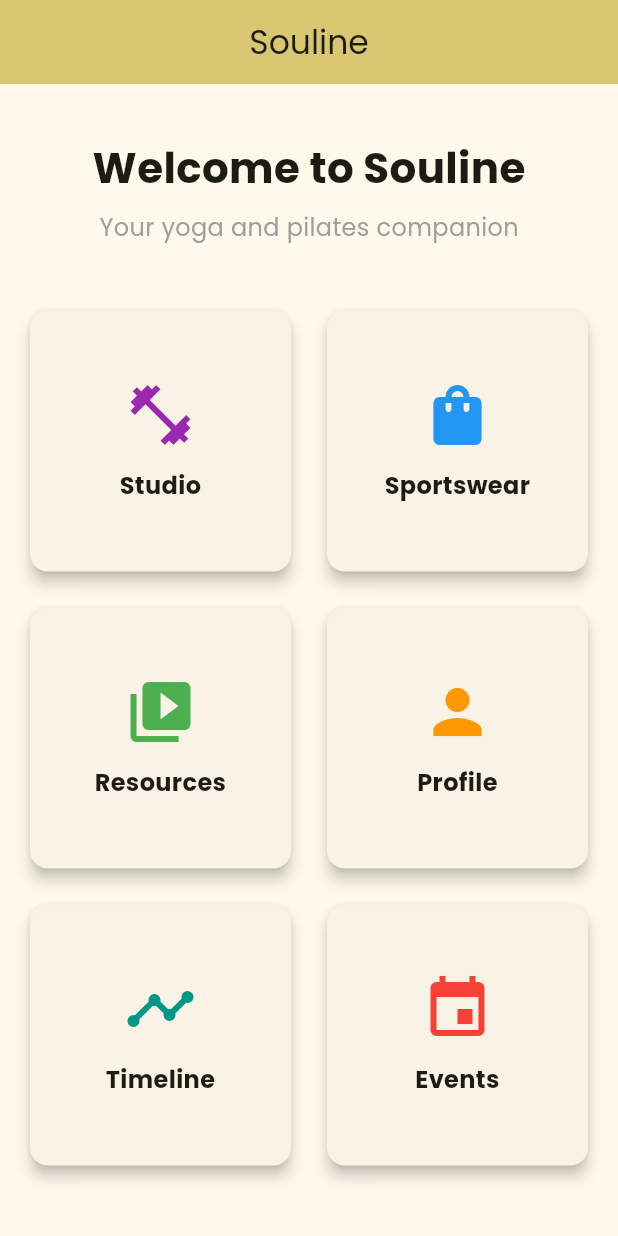
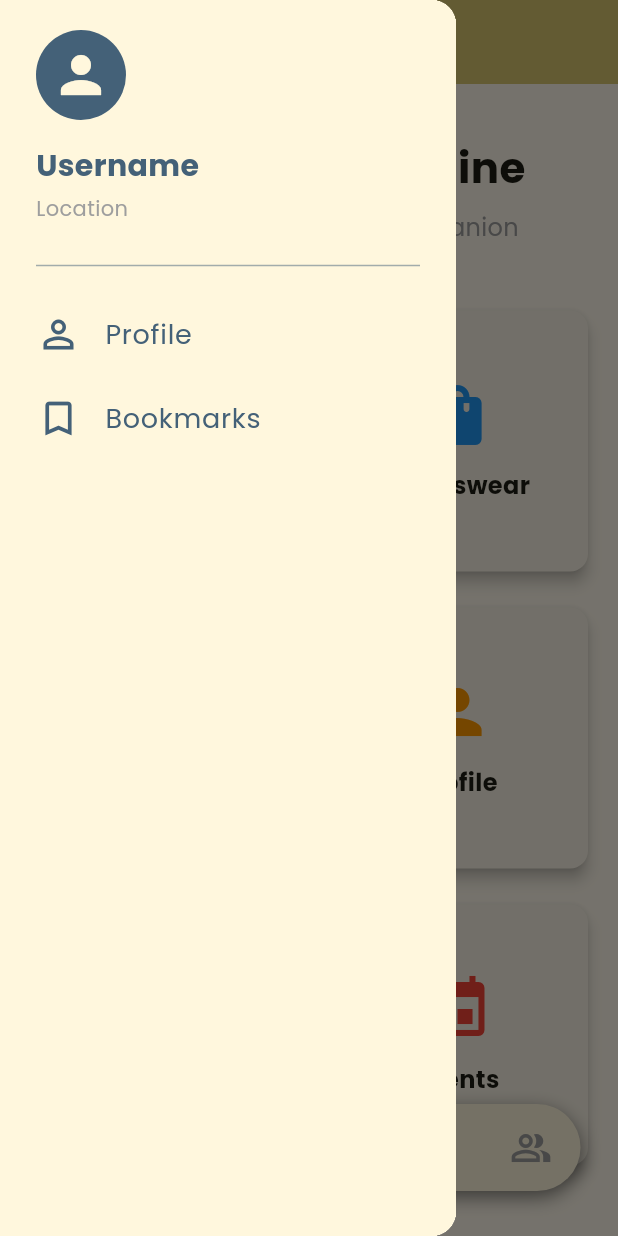
Before and after one commit to pbp-kelompok-a3/souline-mobile, a Flutter app: the screen it shows after launch, with the side drawer open (before the commit the screen has no drawer), on a phone screen of 412 x 824 dp. Run offline on Flutter 3.47's test engine with Material 3 defaults, Android fonts, the phone set to English and light mode, and no system bars; missing offline and left inert: pbp_django_auth; network calls fail.

Commit message:
Create left drawer and navigation bar

```diff
--- a/lib/home_page.dart
+++ b/lib/home_page.dart
@@ -1,4 +1,6 @@
 import 'package:flutter/material.dart';
+import './shared/widgets/left_drawer.dart';
+import './shared/widgets/navigation_bar.dart';
 import 'modules/studio/studio_page.dart';
 import 'modules/sportswear/sportswear_page.dart';
 import 'modules/resources/resources_page.dart';
@@ -17,7 +19,10 @@ class HomePage extends StatelessWidget {
         backgroundColor: Theme.of(context).colorScheme.inversePrimary,
         centerTitle: true,
       ),
-      body: Padding(
+      drawer: const LeftDrawer(),
+      body: Stack(
+        children: [
+          Padding(
             padding: const EdgeInsets.all(16.0),
             child: Column(
               children: [
@@ -34,6 +39,7 @@ class HomePage extends StatelessWidget {
                 const SizedBox(height: 40),
                 Expanded(
                   child: GridView.count(
+                    padding: const EdgeInsets.only(bottom: 100),
                     crossAxisCount: 2,
                     crossAxisSpacing: 16,
                     mainAxisSpacing: 16,
@@ -43,42 +49,66 @@ class HomePage extends StatelessWidget {
                         'Studio',
                         Icons.fitness_center,
                         Colors.purple,
-                    () => Navigator.push(context, MaterialPageRoute(builder: (_) => const StudioPage())),
+                        () => Navigator.push(
+                          context,
+                          MaterialPageRoute(builder: (_) => const StudioPage()),
+                        ),
                       ),
                       _buildModuleCard(
                         context,
                         'Sportswear',
                         Icons.shopping_bag,
                         Colors.blue,
-                    () => Navigator.push(context, MaterialPageRoute(builder: (_) => const SportswearPage())),
+                        () => Navigator.push(
+                          context,
+                          MaterialPageRoute(
+                            builder: (_) => const SportswearPage(),
+                          ),
+                        ),
                       ),
                       _buildModuleCard(
                         context,
                         'Resources',
                         Icons.video_library,
                         Colors.green,
-                    () => Navigator.push(context, MaterialPageRoute(builder: (_) => const ResourcesPage())),
+                        () => Navigator.push(
+                          context,
+                          MaterialPageRoute(
+                            builder: (_) => const ResourcesPage(),
+                          ),
+                        ),
                       ),
                       _buildModuleCard(
                         context,
                         'Profile',
                         Icons.person,
                         Colors.orange,
-                    () => Navigator.push(context, MaterialPageRoute(builder: (_) => const UserPage())),
+                        () => Navigator.push(
+                          context,
+                          MaterialPageRoute(builder: (_) => const UserPage()),
+                        ),
                       ),
                       _buildModuleCard(
                         context,
                         'Timeline',
                         Icons.timeline,
                         Colors.teal,
-                    () => Navigator.push(context, MaterialPageRoute(builder: (_) => const TimelinePage())),
+                        () => Navigator.push(
+                          context,
+                          MaterialPageRoute(
+                            builder: (_) => const TimelinePage(),
+                          ),
+                        ),
                       ),
                       _buildModuleCard(
                         context,
                         'Events',
                         Icons.event,
                         Colors.red,
-                    () => Navigator.push(context, MaterialPageRoute(builder: (_) => const EventsPage())),
+                        () => Navigator.push(
+                          context,
+                          MaterialPageRoute(builder: (_) => const EventsPage()),
+                        ),
                       ),
                     ],
                   ),
@@ -86,10 +116,24 @@ class HomePage extends StatelessWidget {
               ],
             ),
           ),
+          const Positioned(
+            bottom: 0,
+            left: 0,
+            right: 0,
+            child: FloatingNavigationBar(currentIndex: 2),
+          ),
+        ],
+      ),
     );
   }
 
-  Widget _buildModuleCard(BuildContext context, String title, IconData icon, Color color, VoidCallback onTap) {
+  Widget _buildModuleCard(
+    BuildContext context,
+    String title,
+    IconData icon,
+    Color color,
+    VoidCallback onTap,
+  ) {
     return Card(
       elevation: 4,
       child: InkWell(
@@ -104,7 +148,10 @@ class HomePage extends StatelessWidget {
               const SizedBox(height: 12),
               Text(
                 title,
-                style: const TextStyle(fontSize: 16, fontWeight: FontWeight.bold),
+                style: const TextStyle(
+                  fontSize: 16,
+                  fontWeight: FontWeight.bold,
+                ),
                 textAlign: TextAlign.center,
               ),
             ],
--- a/lib/main.dart
+++ b/lib/main.dart
@@ -28,12 +28,12 @@ class SoulineApp extends StatelessWidget {
           useMaterial3: true,
           fontFamily: 'Poppins',
         ),
+        routes: {
+          '/timeline': (context) => TimelinePage(),
+          '/create_post': (context) => CreatePostPage(),
+          // '/profile': (context) => ProfilePage(),
+        },
       ),
-      routes: {
-        '/timeline': (context) => TimelinePage(),
-        '/create_post': (context) => CreatePostPage(),
-        // '/profile': (context) => ProfilePage(),
-      },
     );
   }
 }
--- a/lib/modules/resources/resources_page.dart
+++ b/lib/modules/resources/resources_page.dart
@@ -1,5 +1,5 @@
 import 'package:flutter/material.dart';
-import 'package:souline_mobile/shared/widgets/AppHeader.dart';
+import 'package:souline_mobile/shared/widgets/app_header.dart';
 
 class ResourcesPage extends StatelessWidget {
   const ResourcesPage({super.key});
--- a/lib/modules/studio/studio_form_page.dart
+++ b/lib/modules/studio/studio_form_page.dart
@@ -188,7 +188,7 @@ class _StudioFormPageState extends State<StudioFormPage> {
                   border: Border.all(color: AppColors.teal.withOpacity(0.3)),
                 ),
                 child: DropdownButtonFormField<UserKota>(
-                  value: _selectedKota,
+                  initialValue: _selectedKota,
                   decoration: const InputDecoration(
                     prefixIcon: Icon(
                       Icons.location_city,
--- /dev/null
+++ b/lib/shared/widgets/left_drawer.dart
@@ -0,0 +1,89 @@
+import 'package:flutter/material.dart';
+import '../../core/constants/app_constants.dart';
+
+class LeftDrawer extends StatelessWidget {
+  const LeftDrawer({super.key});
+
+  @override
+  Widget build(BuildContext context) {
+    return Drawer(
+      child: Container(
+        color: AppColors.cream,
+        child: ListView(
+          padding: const EdgeInsets.symmetric(horizontal: 24, vertical: 20),
+          children: [
+            const SafeArea(
+              child: Column(
+                crossAxisAlignment: CrossAxisAlignment.start,
+                children: [
+                  CircleAvatar(
+                    radius: 30,
+                    backgroundColor: AppColors.darkBlue,
+                    child: Icon(Icons.person, size: 40, color: AppColors.cream),
+                  ),
+                  SizedBox(height: 16),
+                  Text(
+                    'Username', // TODO: Replace with actual username getting logic
+                    style: TextStyle(
+                      fontSize: 20,
+                      fontWeight: FontWeight.bold,
+                      color: AppColors.darkBlue,
+                    ),
+                  ),
+                  SizedBox(height: 4),
+                  Text(
+                    'Location', // TODO: Replace with actual location getting logic
+                    style: TextStyle(fontSize: 14, color: Colors.grey),
+                  ),
+                ],
+              ),
+            ),
+            const SizedBox(height: 20),
+            Divider(color: AppColors.darkBlue.withValues(alpha: 0.5)),
+            const SizedBox(height: 10),
+            ListTile(
+              contentPadding: EdgeInsets.zero,
+              leading: const Icon(
+                Icons.person_outline,
+                color: AppColors.darkBlue,
+                size: 30,
+              ),
+              title: const Text(
+                'Profile',
+                style: TextStyle(
+                  fontSize: 18,
+                  fontWeight: FontWeight.w500,
+                  color: AppColors.darkBlue,
+                ),
+              ),
+              onTap: () {
+                // TODO: Navigate to Profile Page
+                Navigator.pop(context);
+              },
+            ),
+            ListTile(
+              contentPadding: EdgeInsets.zero,
+              leading: const Icon(
+                Icons.bookmark_border,
+                color: AppColors.darkBlue,
+                size: 30,
+              ),
+              title: const Text(
+                'Bookmarks',
+                style: TextStyle(
+                  fontSize: 18,
+                  fontWeight: FontWeight.w500,
+                  color: AppColors.darkBlue,
+                ),
+              ),
+              onTap: () {
+                // TODO: Navigate to Bookmarks Page
+                Navigator.pop(context);
+              },
+            ),
+          ],
+        ),
+      ),
+    );
+  }
+}
--- /dev/null
+++ b/lib/shared/widgets/navigation_bar.dart
@@ -0,0 +1,96 @@
+import 'package:flutter/material.dart';
+import '../../core/constants/app_constants.dart';
+import '../../home_page.dart';
+import '../../modules/events/events_page.dart';
+import '../../modules/sportswear/sportswear_page.dart';
+import '../../modules/studio/studio_page.dart';
+import '../../modules/timeline/timeline_page.dart';
+
+class FloatingNavigationBar extends StatelessWidget {
+  final int currentIndex;
+
+  const FloatingNavigationBar({
+    super.key,
+    this.currentIndex = 2, // Home page
+  });
+
+  @override
+  Widget build(BuildContext context) {
+    final List<IconData> icons = [
+      Icons.grid_view_outlined,
+      Icons.location_on_outlined,
+      Icons.home_outlined,
+      Icons.calendar_today_outlined,
+      Icons.people_alt_outlined,
+    ];
+
+    return Container(
+      margin: const EdgeInsets.fromLTRB(25, 0, 25, 30),
+      padding: const EdgeInsets.symmetric(vertical: 12, horizontal: 16),
+      decoration: BoxDecoration(
+        color: AppColors.cream,
+        borderRadius: BorderRadius.circular(30),
+        boxShadow: [
+          BoxShadow(
+            color: Colors.black.withValues(alpha: 0.5),
+            blurRadius: 10,
+            offset: const Offset(0, 4),
+          ),
+        ],
+      ),
+      child: Row(
+        mainAxisAlignment: MainAxisAlignment.spaceBetween,
+        children: List.generate(icons.length, (index) {
+          final isSelected = index == currentIndex;
+          return GestureDetector(
+            onTap: () => _onItemTapped(context, index),
+            child: Container(
+              padding: const EdgeInsets.all(3),
+              child: Icon(
+                icons[index],
+                color: isSelected ? AppColors.darkBlue : Colors.grey,
+                size: 28,
+              ),
+            ),
+          );
+        }),
+      ),
+    );
+  }
+
+  void _onItemTapped(BuildContext context, int index) {
+    if (index == currentIndex) return;
+
+    Widget page;
+    switch (index) {
+      case 0:
+        page = const SportswearPage();
+        break;
+      case 1:
+        page = const StudioPage();
+        break;
+      case 2:
+        page = const HomePage();
+        break;
+      case 3:
+        page = const EventsPage();
+        break;
+      case 4:
+        page = const TimelinePage();
+        break;
+      default:
+        return;
+    }
+
+    if (index == 2) {
+      // Remove all previous routes and navigate to Home
+      Navigator.pushAndRemoveUntil(
+        context,
+        MaterialPageRoute(builder: (context) => page),
+        (route) => false,
+      );
+    } else {
+      Navigator.push(context, MaterialPageRoute(builder: (context) => page));
+    }
+  }
+}
```
Also changed, not shown: lib/modules/studio/studio_page.dart (+110 -127 lines), lib/modules/studio/widgets/studio_card.dart (renamed from lib/shared/widgets/studio_card.dart, +5 -5 lines), lib/shared/widgets/app_header.dart (renamed from lib/shared/widgets/AppHeader.dart, +9 -26 lines), pubspec.lock, 2 other files. Lines whose indentation alone changed are shown as unchanged.
